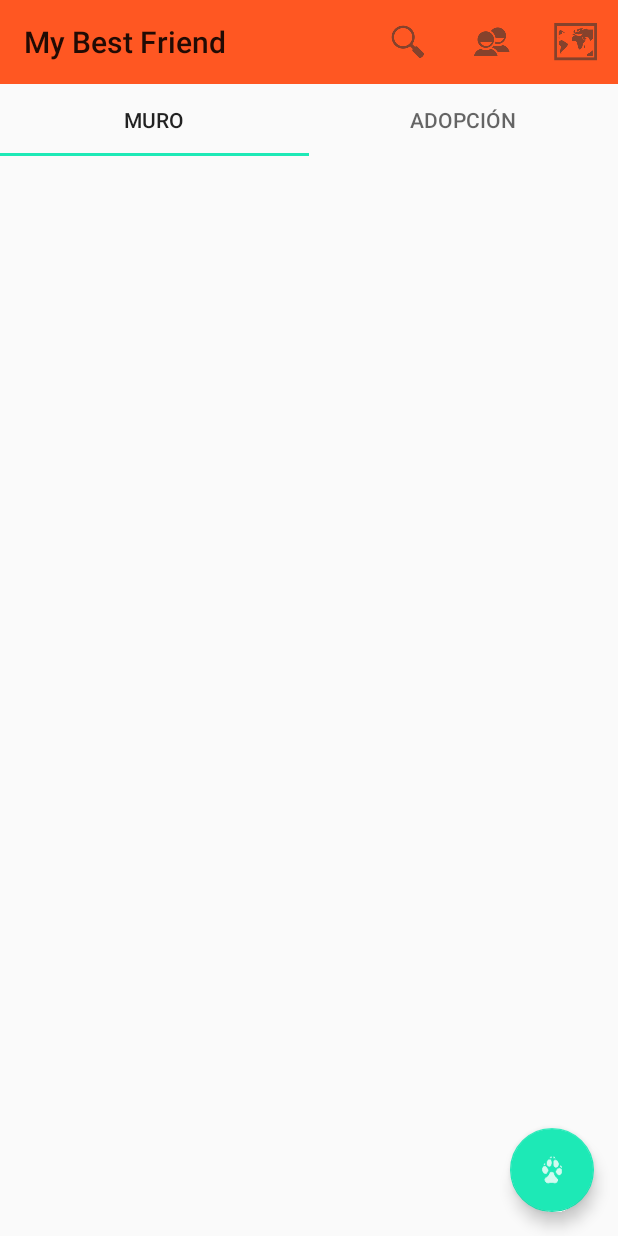
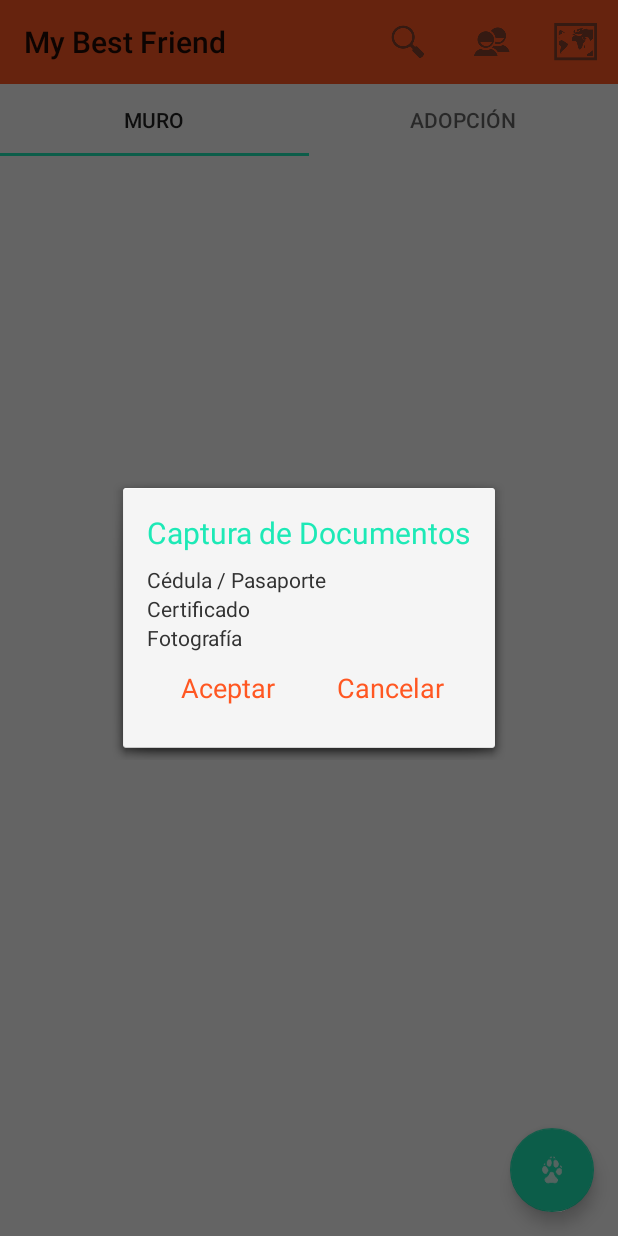
Before and after one commit to nemesis1346/PuppiesSearchClient, an Android app: the MainActivity screen opened directly, with no data from a screen before it, after a tap on "Search", on a phone screen of 412 x 824 dp. Run offline under Robolectric (Android 15) with nearby library versions, the light colour scheme and no system bars; 1 statement that could not run was skipped.

Commit message:
next two

```diff
--- a/app/src/main/AndroidManifest.xml
+++ b/app/src/main/AndroidManifest.xml
@@ -19,7 +19,8 @@
         <activity android:name=".controllers.MainActivity"></activity>
         <activity android:name=".controllers.LoginActivity"></activity>
         <activity android:name=".controllers.NewPetActivity"></activity>
-
+        <activity android:name=".controllers.AccountActivity"></activity>
+        <activity android:name=".controllers.MapActivity"></activity>
 
     </application>
 
--- a/app/src/main/java/com/mywaytech/puppiessearchclient/controllers/MainActivity.java
+++ b/app/src/main/java/com/mywaytech/puppiessearchclient/controllers/MainActivity.java
@@ -53,23 +53,24 @@ public class MainActivity extends BaseActivity {
 
     @Override
     public boolean onCreateOptionsMenu(Menu menu) {
-        getMenuInflater().inflate(R.menu.menu_item_layout,menu);
+        getMenuInflater().inflate(R.menu.menu_item_layout, menu);
         return super.onCreateOptionsMenu(menu);
     }
 
     @Override
     public boolean onOptionsItemSelected(MenuItem item) {
         Intent intent;
-        switch(item.getItemId()){
+        switch (item.getItemId()) {
             case R.id.action_search:
+                showDialog();
                 return true;
             case R.id.action_account:
-                intent=new Intent(MainActivity.this,AccountActivity.class);
+                intent = new Intent(MainActivity.this, AccountActivity.class);
 //                intent.putExtra(FormActivity.EXTRA_NAME, "Marco");
                 startActivity(intent);
                 return true;
             case R.id.action_map:
-                intent=new Intent(MainActivity.this,MapActivity.class);
+                intent = new Intent(MainActivity.this, MapActivity.class);
 //                intent.putExtra(FormActivity.EXTRA_NAME, "Marco");
                 startActivity(intent);
                 return true;
@@ -78,11 +79,22 @@ public class MainActivity extends BaseActivity {
         }
     }
 
-    private void selectTab (int position){
+    public void showDialog() {
+        android.app.FragmentTransaction ft3 = getFragmentManager().beginTransaction();
+        SearchDialog searchDialog = SearchDialog.newInstance();
+        android.app.Fragment prev = getFragmentManager().findFragmentByTag("dialog");
+        if (prev != null) {
+            ft3.remove(prev);
+        }
+        ft3.addToBackStack(null);
+
+        searchDialog.show(ft3, "dialog");
+    }
+
+
+    private void selectTab(int position) {
         FragmentTransaction ft = getSupportFragmentManager().beginTransaction();
         Fragment fragment;
-
-
         switch (position) {
             case FRAG0_POS:
                 fragment = WallFragment.newInstance(position);
--- a/app/src/main/java/com/mywaytech/puppiessearchclient/controllers/MapActivity.java
+++ b/app/src/main/java/com/mywaytech/puppiessearchclient/controllers/MapActivity.java
@@ -1,4 +1,9 @@
 package com.mywaytech.puppiessearchclient.controllers;
+
+import android.os.Bundle;
+import android.support.annotation.Nullable;
+
+import com.mywaytech.puppiessearchclient.R;
 
 /**
  * Created by marco on 4/17/2016.
@@ -6,11 +11,17 @@ package com.mywaytech.puppiessearchclient.controllers;
 public class MapActivity extends BaseActivity {
     @Override
     public int getToolbarTitle() {
-        return 0;
+        return R.string.mapactivity_title;
     }
 
     @Override
     public int getContentResource() {
-        return 0;
+        return R.layout.activity_map;
+    }
+
+    @Override
+    protected void onCreate(@Nullable Bundle savedInstanceState) {
+        super.onCreate(savedInstanceState);
+
     }
 }
--- a/app/src/main/java/com/mywaytech/puppiessearchclient/controllers/SearchDialog.java
+++ b/app/src/main/java/com/mywaytech/puppiessearchclient/controllers/SearchDialog.java
@@ -1,9 +1,36 @@
 package com.mywaytech.puppiessearchclient.controllers;
 
 import android.app.DialogFragment;
+import android.os.Bundle;
+import android.support.annotation.Nullable;
+import android.view.LayoutInflater;
+import android.view.View;
+import android.view.ViewGroup;
+
+import com.mywaytech.puppiessearchclient.R;
 
 /**
  * Created by marco on 4/17/2016.
  */
 public class SearchDialog extends DialogFragment {
+
+    @Override
+    public void onCreate(Bundle savedInstanceState) {
+        super.onCreate(savedInstanceState);
+        int style = DialogFragment.STYLE_NO_TITLE;
+        int theme = android.R.style.Theme_Holo_Light_Dialog;
+
+        setStyle(style, theme);
+    }
+    public static SearchDialog newInstance() {
+        SearchDialog f = new SearchDialog();
+        return f;
+    }
+
+    @Nullable
+    @Override
+    public View onCreateView(LayoutInflater inflater, ViewGroup container, Bundle savedInstanceState) {
+        View view = inflater.inflate(R.layout.dialog_search_layout, container, false);
+        return view;
+    }
 }
--- /dev/null
+++ b/app/src/main/res/layout/activity_map.xml
@@ -0,0 +1,6 @@
+<?xml version="1.0" encoding="utf-8"?>
+<LinearLayout xmlns:android="http://schemas.android.com/apk/res/android"
+    android:orientation="vertical" android:layout_width="match_parent"
+    android:layout_height="match_parent">
+
+</LinearLayout>
--- /dev/null
+++ b/app/src/main/res/layout/dialog_search_layout.xml
@@ -0,0 +1,143 @@
+<?xml version="1.0" encoding="utf-8"?>
+<LinearLayout xmlns:android="http://schemas.android.com/apk/res/android"
+    android:layout_width="match_parent"
+    android:layout_height="match_parent"
+    android:orientation="vertical">
+
+    <LinearLayout
+        android:layout_width="match_parent"
+        android:layout_height="match_parent"
+        android:layout_marginBottom="@dimen/activity_vertical_margin"
+        android:layout_marginLeft="@dimen/activity_horizontal_margin"
+        android:layout_marginRight="@dimen/activity_horizontal_margin"
+        android:layout_marginTop="@dimen/activity_vertical_margin"
+        android:orientation="vertical">
+
+        <TextView
+            android:id="@+id/dialog_title"
+            android:layout_width="match_parent"
+            android:layout_height="wrap_content"
+            android:layout_marginBottom="8dp"
+            android:text="Captura de Documentos"
+            android:textColor="@color/colorAccent"
+            android:textSize="20sp" />
+
+        <RelativeLayout
+            android:layout_width="match_parent"
+            android:layout_height="wrap_content">
+            <!--<CheckBox-->
+            <!--android:id="@+id/dialog_ci_checkbox"-->
+            <!--android:layout_width="wrap_content"-->
+            <!--android:layout_height="wrap_content"-->
+            <!--android:layout_centerVertical="true"-->
+            <!--android:layout_alignParentLeft="true"/>-->
+
+            <TextView
+                android:id="@+id/dialog_ci_txt"
+                android:layout_width="150dp"
+                android:layout_height="wrap_content"
+                android:layout_centerVertical="true"
+                android:text="Cédula / Pasaporte" />
+            <!--android:layout_toRightOf="@+id/dialog_ci_checkbox"-->
+
+
+            <ImageView
+                android:id="@+id/dialog_ci_image"
+                android:layout_width="100dp"
+                android:layout_height="wrap_content" />
+
+
+
+
+        </RelativeLayout>
+
+        <RelativeLayout
+            android:layout_width="match_parent"
+            android:layout_height="wrap_content">
+            <!--<CheckBox-->
+            <!--android:id="@+id/dialog_certificate_checkbox"-->
+            <!--android:layout_width="wrap_content"-->
+            <!--android:layout_height="wrap_content"-->
+            <!--android:layout_alignParentLeft="true"-->
+            <!--android:layout_centerVertical="true"-->
+            <!--android:clickable="false"/>-->
+
+            <TextView
+                android:id="@+id/dialog_certificate_txt"
+                android:layout_width="150dp"
+                android:layout_height="wrap_content"
+                android:layout_centerVertical="true"
+                android:text="Certificado" />
+            <!--android:layout_toRightOf="@+id/dialog_certificate_checkbox"-->
+
+
+            <ImageView
+                android:id="@+id/dialog_certificate_image"
+                android:layout_width="100dp"
+                android:layout_height="wrap_content" />
+
+
+
+
+        </RelativeLayout>
+
+        <RelativeLayout
+            android:layout_width="match_parent"
+            android:layout_height="wrap_content">
+            <!--<CheckBox-->
+            <!--android:id="@+id/dialog_photo_checkbox"-->
+            <!--android:layout_width="wrap_content"-->
+            <!--android:layout_height="wrap_content"-->
+            <!--android:layout_alignParentLeft="true"-->
+            <!--android:layout_centerVertical="true"-->
+            <!--android:clickable="false"/>-->
+
+            <TextView
+                android:id="@+id/dialog_photo_txt"
+                android:layout_width="150dp"
+                android:layout_height="wrap_content"
+                android:layout_centerVertical="true"
+                android:text="Fotografía" />
+            <!--android:layout_toRightOf="@+id/dialog_photo_checkbox"-->
+
+            <ImageView
+                android:id="@+id/dialog_photo_image"
+                android:layout_width="100dp"
+                android:layout_height="wrap_content" />
+
+
+
+
+        </RelativeLayout>
+
+        <LinearLayout
+            android:layout_width="match_parent"
+            android:layout_height="wrap_content"
+            android:orientation="horizontal">
+
+            <Button
+                android:id="@+id/bton_ok"
+                android:layout_width="match_parent"
+                android:layout_height="wrap_content"
+                android:layout_weight="1"
+                android:text="Aceptar"
+                android:textColor="@color/colorPrimary"
+                android:background="@android:color/transparent"/>
+
+            <Button
+                android:id="@+id/bton_cancel"
+                android:layout_width="match_parent"
+                android:layout_height="wrap_content"
+                android:layout_weight="1"
+                android:text="Cancelar"
+                android:textColor="@color/colorPrimary"
+                android:background="@android:color/transparent"/>
+
+
+
+
+        </LinearLayout>
+
+
+    </LinearLayout>
+</LinearLayout>
--- a/app/src/main/res/values/strings.xml
+++ b/app/src/main/res/values/strings.xml
@@ -16,6 +16,7 @@
     <string name="action_account">My Account</string>
     <string name="action_map">Map</string>
     <string name="myAccountTitle">Mi Cuenta</string>
+    <string name="mapactivity_title">Mapa</string>
 
     <string-array name="users_10">
         <item>sraguevara</item>
```
